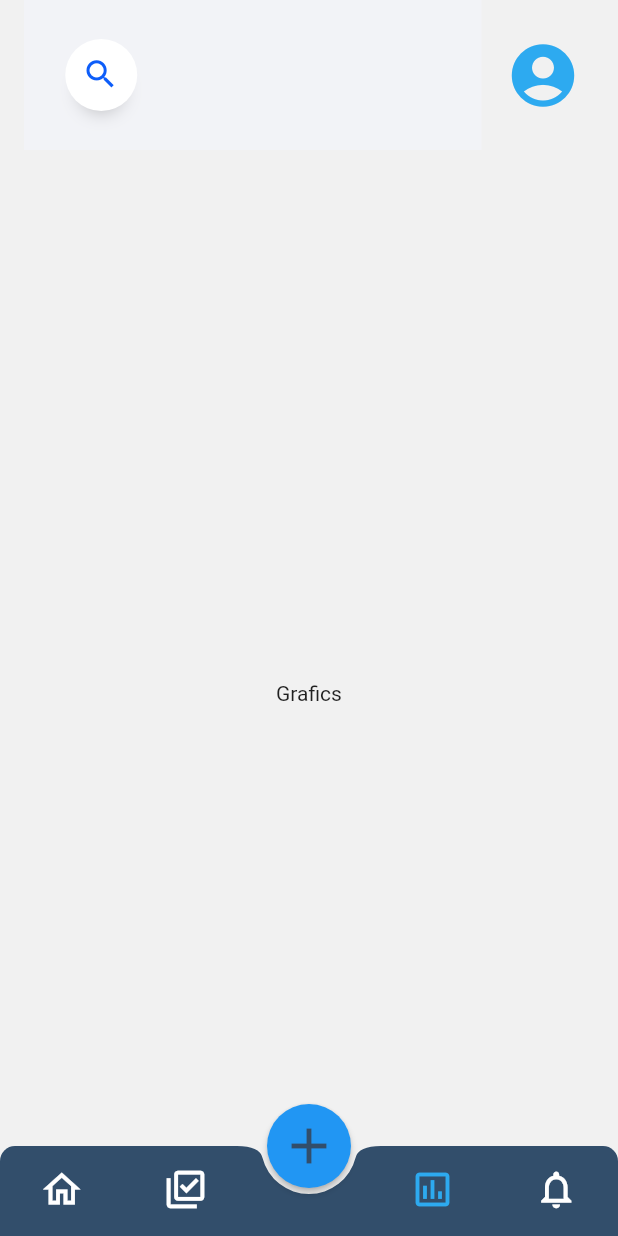
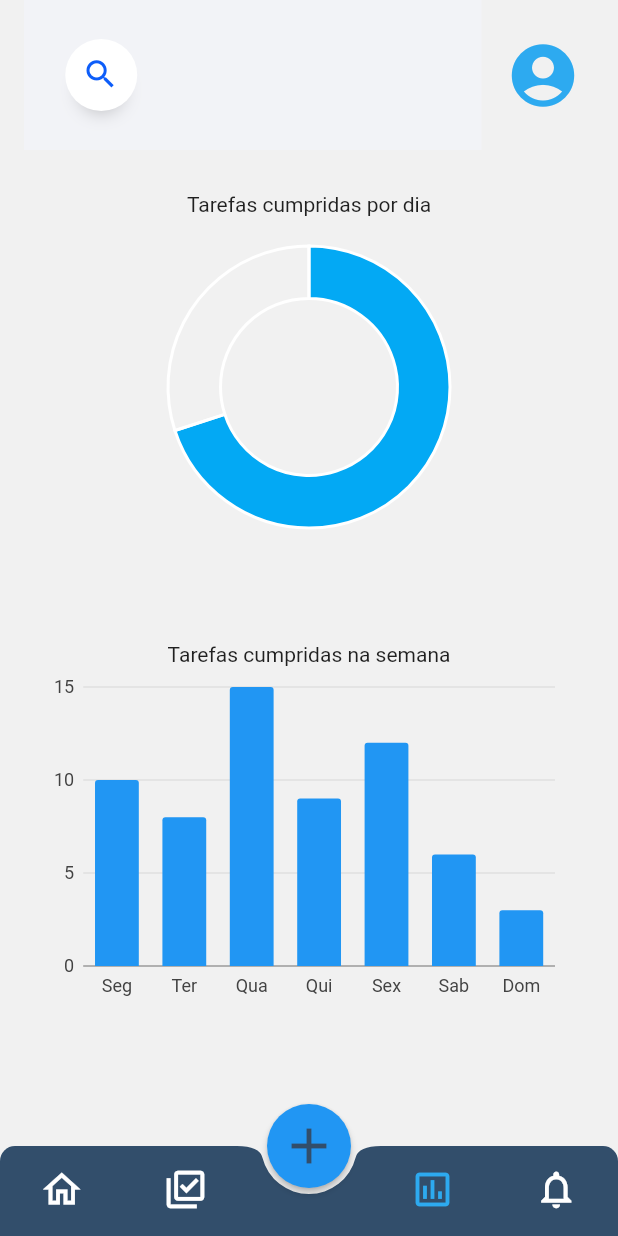
Before and after one commit to MatheusXavier15/Daily, a Flutter app: the screen it shows after launch, item 4 of the bottom bar chosen, on a phone screen of 412 x 824 dp. Run offline on Flutter 3.47's test engine with Material 2 defaults, Android fonts, the light colour scheme and no system bars; our stand-ins replace charts_flutter.

Commit message:
[feature] Charts [bar] [pie(gauge)]

```diff
--- a/lib/main.dart
+++ b/lib/main.dart
@@ -1,4 +1,5 @@
 import 'package:Daily/screens/Library/library.dart';
+import 'package:Daily/screens/charts/charts.dart';
 import 'package:flutter/cupertino.dart';
 import 'package:flutter/material.dart';
 import 'constants.dart';
@@ -47,9 +48,7 @@ class _PagesState extends State<Pages> {
     HomeScreen(),
     Library(),
     Container(),
-    Container(
-      child: Center(child: Text("Grafics")),
-    ),
+    Charts(),
     Container(
       child: Center(child: Text("Notifications")),
     )
--- /dev/null
+++ b/lib/screens/charts/charts.dart
@@ -0,0 +1,48 @@
+import 'package:Daily/screens/charts/widgets/chartBar/ChartBar.dart';
+import 'package:Daily/screens/charts/widgets/chartPie/charPie.dart';
+import 'package:charts_flutter/flutter.dart' as charts;
+import 'package:flutter/material.dart';
+
+class Charts extends StatelessWidget {
+  Charts({Key? key}) : super(key: key);
+  final List<TasksPerDay> dataBar = [
+    TasksPerDay(
+        day: "Seg",
+        doneTasks: 10,
+        barColor: charts.ColorUtil.fromDartColor(Colors.blue)),
+    TasksPerDay(
+        day: "Ter",
+        doneTasks: 8,
+        barColor: charts.ColorUtil.fromDartColor(Colors.blue)),
+    TasksPerDay(
+        day: "Qua",
+        doneTasks: 15,
+        barColor: charts.ColorUtil.fromDartColor(Colors.blue)),
+    TasksPerDay(
+        day: "Qui",
+        doneTasks: 9,
+        barColor: charts.ColorUtil.fromDartColor(Colors.blue)),
+    TasksPerDay(
+        day: "Sex",
+        doneTasks: 12,
+        barColor: charts.ColorUtil.fromDartColor(Colors.blue)),
+    TasksPerDay(
+        day: "Sab",
+        doneTasks: 6,
+        barColor: charts.ColorUtil.fromDartColor(Colors.blue)),
+    TasksPerDay(
+        day: "Dom",
+        doneTasks: 3,
+        barColor: charts.ColorUtil.fromDartColor(Colors.blue))
+  ];
+  final List<GaugeSegment> dataGauge = [
+    GaugeSegment("Done", 77, charts.ColorUtil.fromDartColor(Colors.lightBlue)),
+    GaugeSegment("did", 33, charts.ColorUtil.fromDartColor(Colors.transparent)),
+  ];
+  @override
+  Widget build(BuildContext context) {
+    return ListView(
+      children: [GaugeChart(data: dataGauge), TasksPerDayChart(data: dataBar)],
+    );
+  }
+}
--- /dev/null
+++ b/lib/screens/charts/widgets/chartBar/chartBar.dart
@@ -0,0 +1,49 @@
+// ignore_for_file: file_names
+
+import 'package:charts_flutter/flutter.dart' as charts;
+import 'package:flutter/material.dart';
+
+class TasksPerDay {
+  final String day;
+  final int doneTasks;
+  final charts.Color barColor;
+
+  TasksPerDay(
+      {required this.day, required this.doneTasks, required this.barColor});
+}
+
+class TasksPerDayChart extends StatelessWidget {
+  final List<TasksPerDay> data;
+
+  const TasksPerDayChart({required this.data});
+
+  @override
+  Widget build(BuildContext context) {
+    List<charts.Series<TasksPerDay, String>> series = [
+      charts.Series(
+          id: "Tasks Per Day",
+          data: data,
+          domainFn: (TasksPerDay series, _) => series.day,
+          measureFn: (TasksPerDay series, _) => series.doneTasks,
+          colorFn: (TasksPerDay series, _) => series.barColor)
+    ];
+    return Container(
+      height: 300,
+      padding: const EdgeInsets.all(20),
+      child: Padding(
+        padding: const EdgeInsets.all(8.0),
+        child: Column(
+          children: <Widget>[
+            Text(
+              "Tarefas cumpridas na semana",
+              style: Theme.of(context).textTheme.bodyText2,
+            ),
+            Expanded(
+              child: charts.BarChart(series, animate: true),
+            )
+          ],
+        ),
+      ),
+    );
+  }
+}
--- /dev/null
+++ b/lib/screens/charts/widgets/chartPie/charPie.dart
@@ -0,0 +1,53 @@
+// ignore_for_file: file_names
+
+import 'dart:math';
+import 'package:charts_flutter/flutter.dart' as charts;
+import 'package:flutter/material.dart';
+
+class GaugeSegment {
+  final String segment;
+  final int size;
+  final charts.Color barColor;
+
+  GaugeSegment(this.segment, this.size, this.barColor);
+}
+
+class GaugeChart extends StatelessWidget {
+  final List<GaugeSegment> data;
+
+  const GaugeChart({required this.data});
+
+  @override
+  Widget build(BuildContext context) {
+    List<charts.Series<GaugeSegment, String>> series = [
+      charts.Series(
+          id: "Tasks Per Day",
+          data: data,
+          domainFn: (GaugeSegment series, _) => series.segment,
+          measureFn: (GaugeSegment series, _) => series.size,
+          colorFn: (GaugeSegment series, _) => series.barColor)
+    ];
+    return Container(
+      height: 300,
+      padding: const EdgeInsets.all(20),
+      child: Padding(
+        padding: const EdgeInsets.all(8.0),
+        child: Column(
+          children: <Widget>[
+            Text(
+              "Tarefas cumpridas por dia",
+              style: Theme.of(context).textTheme.bodyText2,
+            ),
+            Expanded(
+              child: charts.PieChart<String>(
+                series,
+                animate: true,
+                defaultRenderer: charts.ArcRendererConfig(arcWidth: 35),
+              ),
+            )
+          ],
+        ),
+      ),
+    );
+  }
+}
--- a/pubspec.yaml
+++ b/pubspec.yaml
@@ -11,6 +11,10 @@ dependencies:
   flutter:
     sdk: flutter
   cupertino_icons: ^1.0.2
+  charts_flutter:
+    git:
+      url: git://github.com/google/charts.git
+      path: charts_flutter
 
 dev_dependencies:
   flutter_test:
```
Also changed, not shown: pubspec.lock.
